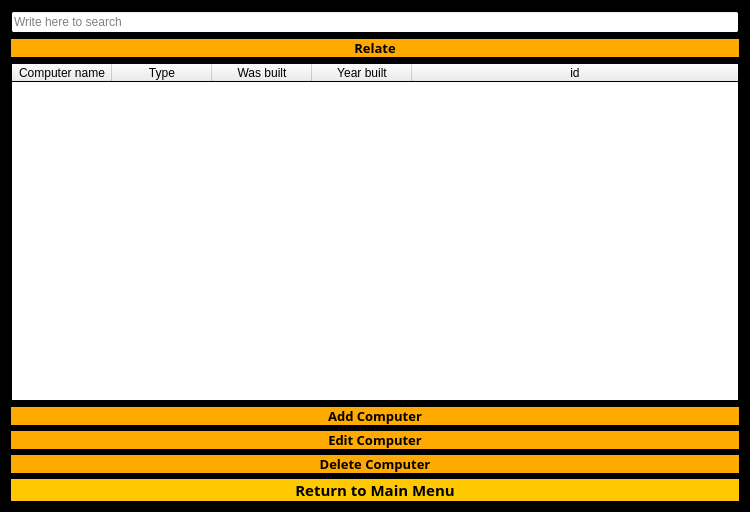
Before: the Qt Designer form computerwindow.ui in stefanv15/verklegtNamskeid_skil3, drawn with Qt 5.
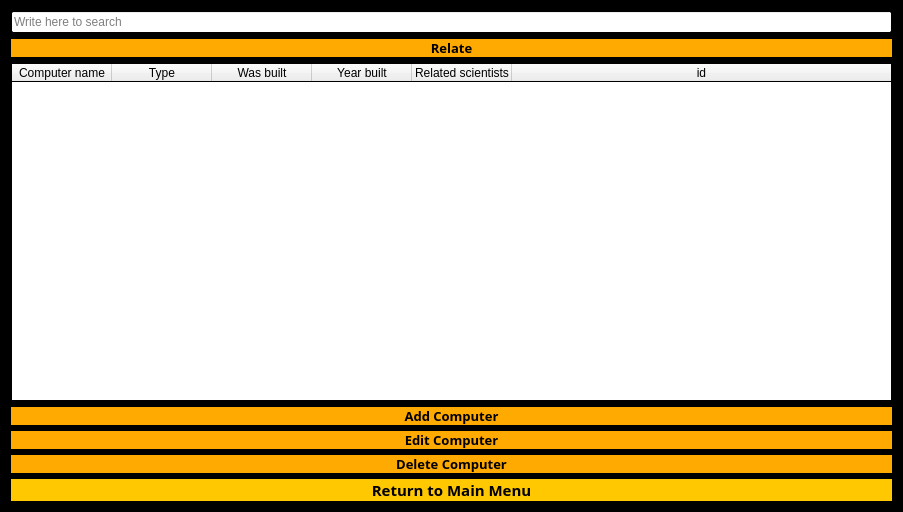
After: the same form once the commit is applied.

Commit message: Related computers and scientists

The edit to the form file:
```diff
--- a/computerwindow.ui
+++ b/computerwindow.ui
@@ -6,7 +6,7 @@
    <rect>
     <x>0</x>
     <y>0</y>
-    <width>750</width>
+    <width>903</width>
     <height>512</height>
    </rect>
   </property>
@@ -233,6 +233,11 @@
        <string>Year built</string>
       </property>
      </column>
+     <column>
+      <property name="text">
+       <string>Related scientists</string>
+      </property>
+     </column>
      <column>
       <property name="text">
        <string>id</string>
```
The commit also changes 8 other files.
